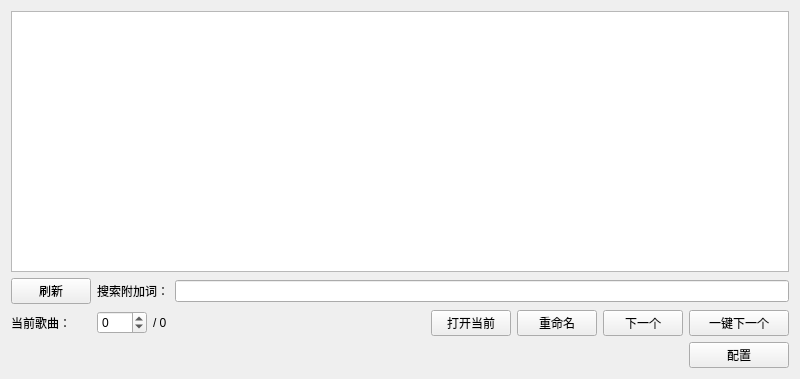
Qt form widget.ui (FangJunyi4510/LSH_Song_Download_Tool) before a commit.
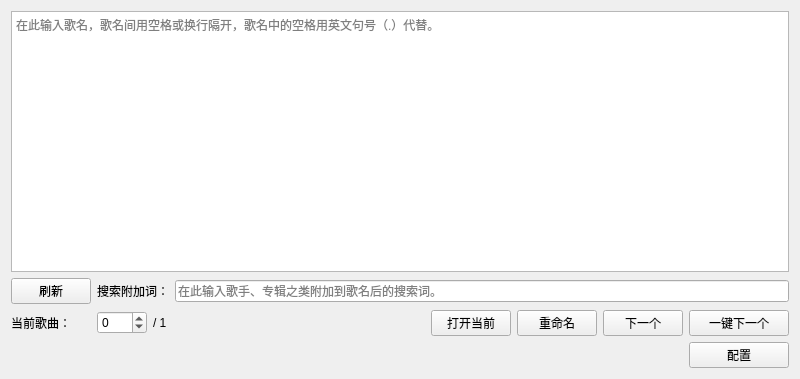
The same form after that commit.

Commit message: 增加了提示文本

Patch:
```diff
--- a/widget.ui
+++ b/widget.ui
@@ -15,7 +15,11 @@
   </property>
   <layout class="QVBoxLayout" name="verticalLayout">
    <item>
-    <widget class="QTextEdit" name="input"/>
+    <widget class="QTextEdit" name="input">
+     <property name="placeholderText">
+      <string>在此输入歌名，歌名间用空格或换行隔开，歌名中的空格用英文句号（.）代替。</string>
+     </property>
+    </widget>
    </item>
    <item>
     <layout class="QHBoxLayout" name="horizontalLayout_2">
@@ -43,7 +47,11 @@
       </widget>
      </item>
      <item>
-      <widget class="QLineEdit" name="addition"/>
+      <widget class="QLineEdit" name="addition">
+       <property name="placeholderText">
+        <string>在此输入歌手、专辑之类附加到歌名后的搜索词。</string>
+       </property>
+      </widget>
      </item>
     </layout>
    </item>
@@ -90,7 +98,7 @@
         </size>
        </property>
        <property name="text">
-        <string>/ 0</string>
+        <string>/ 1</string>
        </property>
        <property name="textInteractionFlags">
         <set>Qt::TextInteractionFlag::LinksAccessibleByMouse|Qt::TextInteractionFlag::TextSelectableByMouse</set>
```
Left out of the diff: 12 changed lines with no effect on the pictures. The commit also changes 1 other file.
